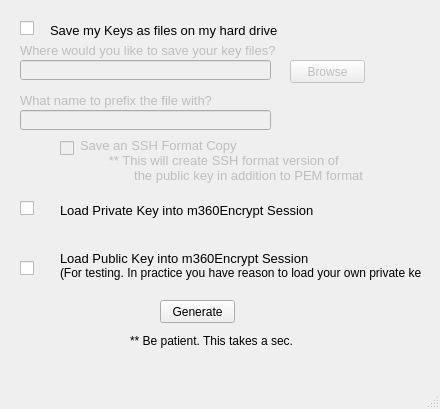
First picture: the form in gen_keys.ui, repository ifpthenq/m360Encrypt, before the edit.
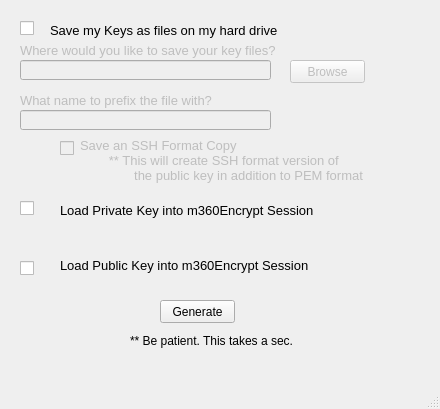
Second picture: the form after the edit.

Diff of the .ui file:
```diff
--- a/gen_keys.ui
+++ b/gen_keys.ui
@@ -154,7 +154,8 @@
      </rect>
     </property>
     <property name="text">
-     <string>&lt;html&gt;&lt;head/&gt;&lt;body&gt;&lt;p&gt;&lt;span style=&quot; font-size:10pt;&quot;&gt;Load Public Key into m360Encrypt Session &lt;/span&gt;&lt;br/&gt;(For testing. In practice you have reason to load your own private key)&lt;/p&gt;&lt;/body&gt;&lt;/html&gt;</string>
+     <string>&lt;html&gt;&lt;head/&gt;&lt;body&gt;&lt;p&gt;&lt;span style=&quot; font-size:10pt;&quot;&gt;Load Public Key into m360Encrypt Session &lt;/span&gt;
+&lt;/body&gt;&lt;/html&gt;</string>
     </property>
    </widget>
    <widget class="QLabel" name="label_5">
```
